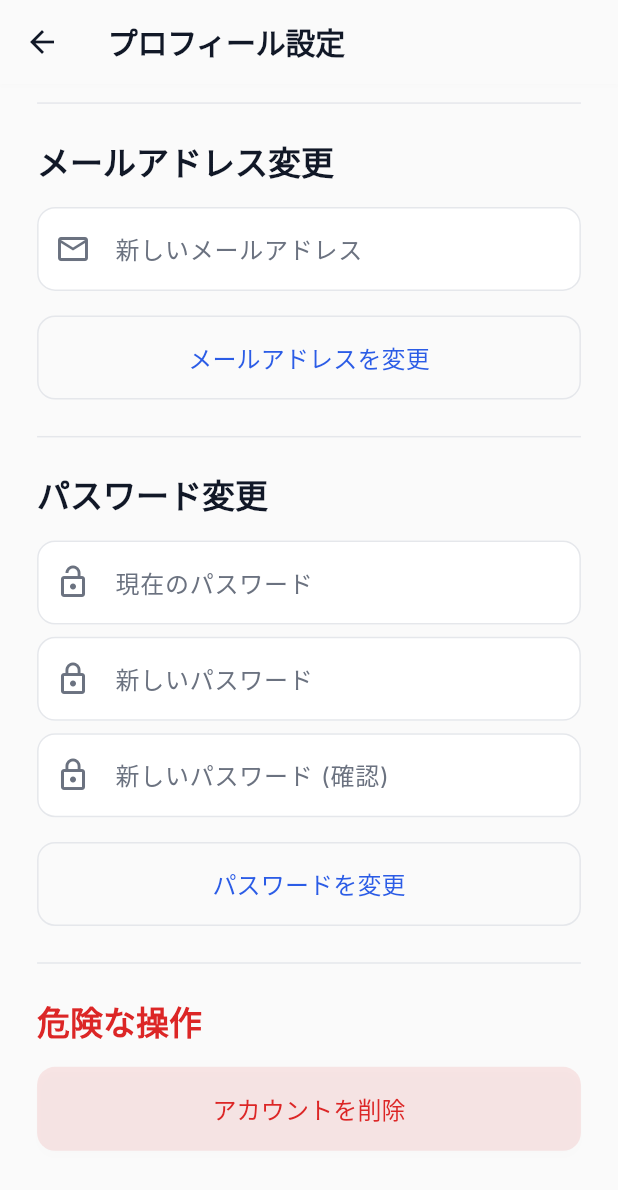
After one commit to taroa36912/circlelinks, a Flutter app: the ProfileSettingsScreen screen opened by its route, scrolled down 358 dp, after a tap on "メールアドレスを変更", on a phone screen of 412 x 824 dp. The commit adds this screen. Shown: the top 1190 px of the screen. Run offline on Flutter 3.47's test engine with Material 3 defaults, Android fonts, the light colour scheme and no system bars; our stand-ins replace cached_network_image, cloud_firestore, cloud_functions, connectivity_plus, firebase_auth, firebase_core and 10 more; missing offline and left inert: flutter_line_sdk, universal_html; accounts and stored records are empty; network calls fail.

Commit message:
finish dm

```diff
--- /dev/null
+++ b/lib/presentation/profile_settings/profile_settings_screen.dart
@@ -0,0 +1,508 @@
+import 'dart:io';
+import 'dart:typed_data';
+import 'package:flutter/material.dart';
+import 'package:flutter/services.dart'; // Uint8List
+import 'package:sizer/sizer.dart';
+import 'package:image_picker/image_picker.dart';
+import 'package:firebase_auth/firebase_auth.dart';
+import 'package:flutter/foundation.dart' show kIsWeb;
+
+import '../../core/app_export.dart';
+import '../../core/models/user_model.dart';
+
+class ProfileSettingsScreen extends ConsumerStatefulWidget {
+  const ProfileSettingsScreen({super.key});
+
+  @override
+  ConsumerState<ProfileSettingsScreen> createState() => _ProfileSettingsScreenState();
+}
+
+class _ProfileSettingsScreenState extends ConsumerState<ProfileSettingsScreen> {
+  final _formKey = GlobalKey<FormState>();
+
+  // Controllers
+  late TextEditingController _userNameController;
+  late TextEditingController _emailController;
+  final TextEditingController _currentPasswordController = TextEditingController();
+  final TextEditingController _newPasswordController = TextEditingController();
+  final TextEditingController _confirmNewPasswordController = TextEditingController();
+
+  UserModel? _userModel;
+  User? _firebaseUser;
+  bool _isLoading = false;
+
+  // Image picking
+  File? _imageFile;
+  Uint8List? _imageBytes;
+
+  @override
+  void initState() {
+    super.initState();
+    _userNameController = TextEditingController();
+    _emailController = TextEditingController();
+    _loadUserData();
+  }
+
+  @override
+  void dispose() {
+    _userNameController.dispose();
+    _emailController.dispose();
+    _currentPasswordController.dispose();
+    _newPasswordController.dispose();
+    _confirmNewPasswordController.dispose();
+    super.dispose();
+  }
+
+  Future<void> _loadUserData() async {
+    setState(() => _isLoading = true);
+
+    final authService = ref.read(firebaseAuthServiceProvider);
+    _firebaseUser = authService.currentUser;
+
+    if (_firebaseUser == null) {
+      Navigator.pop(context);
+      return;
+    }
+
+    final firestoreService = ref.read(firestoreServiceProvider);
+    try {
+      final userDoc = await firestoreService.getUser(_firebaseUser!.uid);
+
+      if (mounted) {
+        setState(() {
+          _userModel = userDoc;
+
+          if (userDoc != null) {
+            // ⬇️ Firestoreにデータがある場合、そのユーザー名を表示
+            _userNameController.text = userDoc.userName;
+            _emailController.text = userDoc.email;
+          } else {
+            // ⬇️ Firestoreにデータがない場合、Auth情報から補完
+            // displayName が null なら メールアドレスの @ 前を使う
+            _userNameController.text = _firebaseUser!.displayName ??
+                                     _firebaseUser!.email?.split('@').first ??
+                                     '';
+            _emailController.text = _firebaseUser!.email ?? '';
+          }
+        });
+      }
+    } catch (e) {
+      if (mounted) {
+        _showErrorSnackBar('データの読み込みに失敗しました: $e');
+      }
+    } finally {
+      if (mounted) setState(() => _isLoading = false);
+    }
+  }
+
+  // --- 画像選択 ---
+  Future<void> _pickImage() async {
+    try {
+      final picker = ImagePicker();
+      final pickedFile = await picker.pickImage(source: ImageSource.gallery, imageQuality: 80);
+
+      if (pickedFile != null) {
+        final bytes = await pickedFile.readAsBytes();
+        setState(() {
+          _imageFile = File(pickedFile.path);
+          _imageBytes = bytes;
+        });
+      }
+    } catch (e) {
+      _showErrorSnackBar('画像の選択に失敗しました');
+    }
+  }
+
+  // --- 再認証ダイアログ ---
+  Future<String?> _showReauthDialog() async {
+    String? password;
+    await showDialog(
+      context: context,
+      builder: (context) {
+        final passCtrl = TextEditingController();
+        return AlertDialog(
+          title: const Text('再認証'),
+          content: Column(
+            mainAxisSize: MainAxisSize.min,
+            children: [
+              const Text('セキュリティのため、現在のパスワードを入力してください。'),
+              SizedBox(height: 2.h),
+              TextField(
+                controller: passCtrl,
+                obscureText: true,
+                decoration: const InputDecoration(
+                  labelText: '現在のパスワード',
+                  prefixIcon: Icon(Icons.lock),
+                ),
+              ),
+            ],
+          ),
+          actions: [
+            TextButton(onPressed: () => Navigator.pop(context), child: const Text('キャンセル')),
+            ElevatedButton(
+              onPressed: () {
+                password = passCtrl.text;
+                Navigator.pop(context);
+              },
+              child: const Text('確認'),
+            ),
+          ],
+        );
+      },
+    );
+    return password;
+  }
+
+  // --- 1. 基本プロフィール更新 (画像・ユーザー名) ---
+  Future<void> _updateBasicProfile() async {
+    if (_firebaseUser == null) return;
+
+    FocusScope.of(context).unfocus();
+    setState(() => _isLoading = true);
+
+    try {
+      final storageService = ref.read(firebaseStorageServiceProvider);
+      final firestoreService = ref.read(firestoreServiceProvider);
+
+      String? newImageUrl = _userModel?.profileImageUrl;
+
+      // 画像アップロード
+      if (kIsWeb && _imageBytes != null) {
+        final path = storageService.generateImagePath(_firebaseUser!.uid, 'profile');
+        newImageUrl = await storageService.uploadImage(bytes: _imageBytes!, path: path);
+      } else if (!kIsWeb && _imageFile != null) {
+        final path = storageService.generateImagePath(_firebaseUser!.uid, 'profile');
+        newImageUrl = await storageService.uploadImage(imageFile: _imageFile!, path: path);
+      }
+
+      // 更新または新規作成するデータ
+      final String newUserName = _userNameController.text.trim();
+      final String email = _emailController.text.trim();
+
+      if (_userModel != null) {
+        // 更新
+        final updatedUser = _userModel!.copyWith(
+          userName: newUserName,
+          profileImageUrl: newImageUrl,
+          updatedAt: DateTime.now(),
+        );
+        await firestoreService.updateUser(updatedUser);
+      } else {
+        // 新規作成 (もし存在しなかった場合)
+        final newUser = UserModel(
+          id: _firebaseUser!.uid,
+          email: email.isNotEmpty ? email : (_firebaseUser!.email ?? ''),
+          userName: newUserName,
+          profileImageUrl: newImageUrl,
+          createdAt: DateTime.now(),
+          updatedAt: DateTime.now(),
+        );
+        await firestoreService.createUser(newUser);
+      }
+
+      // AuthのDisplayName/PhotoURLも更新
+      await _firebaseUser!.updateDisplayName(newUserName);
+      if (newImageUrl != null) {
+        await _firebaseUser!.updatePhotoURL(newImageUrl);
+      }
+
+      _showSuccessSnackBar('プロフィールを更新しました');
+
+      // データを再ロードして画面を更新
+      _loadUserData();
+
+    } catch (e) {
+      _showErrorSnackBar('更新に失敗しました: $e');
+    } finally {
+      if (mounted) setState(() => _isLoading = false);
+    }
+  }
+
+  // --- 2. メールアドレス変更 ---
+  Future<void> _updateEmail() async {
+    if (_firebaseUser == null) return;
+    final newEmail = _emailController.text.trim();
+
+    if (newEmail == _firebaseUser!.email) return; // 変更なし
+    if (newEmail.isEmpty || !newEmail.contains('@')) {
+      _showErrorSnackBar('有効なメールアドレスを入力してください');
+      return;
+    }
+
+    final password = await _showReauthDialog();
+    if (password == null || password.isEmpty) return;
+
+    FocusScope.of(context).unfocus();
+    setState(() => _isLoading = true);
+
+    try {
+      // 再認証
+      final credential = EmailAuthProvider.credential(email: _firebaseUser!.email!, password: password);
+      await _firebaseUser!.reauthenticateWithCredential(credential);
+
+      // メールアドレス更新 (Auth)
+      await _firebaseUser!.verifyBeforeUpdateEmail(newEmail);
+
+      _showSuccessSnackBar('新しいメールアドレスに確認メールを送信しました。リンクをクリックして変更を完了してください。');
+    } catch (e) {
+      _showErrorSnackBar('メールアドレスの変更に失敗しました: $e');
+    } finally {
+      if (mounted) setState(() => _isLoading = false);
+    }
+  }
+
+  // --- 3. パスワード変更 ---
+  Future<void> _updatePassword() async {
+    if (_newPasswordController.text.isEmpty) {
+      _showErrorSnackBar('新しいパスワードを入力してください');
+      return;
+    }
+    if (_newPasswordController.text != _confirmNewPasswordController.text) {
+      _showErrorSnackBar('パスワードが一致しません');
+      return;
+    }
+    if (_newPasswordController.text.length < 6) {
+      _showErrorSnackBar('パスワードは6文字以上で入力してください');
+      return;
+    }
+
+    final currentPassword = _currentPasswordController.text;
+    if (currentPassword.isEmpty) {
+      _showErrorSnackBar('現在のパスワードを入力してください');
+      return;
+    }
+
+    FocusScope.of(context).unfocus();
+    setState(() => _isLoading = true);
+
+    try {
+      // 再認証
+      final credential = EmailAuthProvider.credential(email: _firebaseUser!.email!, password: currentPassword);
+      await _firebaseUser!.reauthenticateWithCredential(credential);
+
+      // パスワード更新
+      await _firebaseUser!.updatePassword(_newPasswordController.text);
+
+      _currentPasswordController.clear();
+      _newPasswordController.clear();
+      _confirmNewPasswordController.clear();
+
+      _showSuccessSnackBar('パスワードを変更しました');
+    } catch (e) {
+      _showErrorSnackBar('パスワードの変更に失敗しました: $e');
+    } finally {
+      if (mounted) setState(() => _isLoading = false);
+    }
+  }
+
+  // --- 4. アカウント削除 ---
+  Future<void> _deleteAccount() async {
+    final password = await _showReauthDialog();
+    if (password == null || password.isEmpty) return;
+
+    setState(() => _isLoading = true);
+
+    try {
+      // 再認証
+      final credential = EmailAuthProvider.credential(email: _firebaseUser!.email!, password: password);
+      await _firebaseUser!.reauthenticateWithCredential(credential);
+
+      // アカウント削除
+      await _firebaseUser!.delete();
+
+      if (mounted) {
+        Navigator.of(context).pushNamedAndRemoveUntil(AppRoutes.login, (route) => false);
+      }
+    } catch (e) {
+      _showErrorSnackBar('アカウントの削除に失敗しました: $e');
+      setState(() => _isLoading = false);
+    }
+  }
+
+  void _showSuccessSnackBar(String message) {
+    ScaffoldMessenger.of(context).showSnackBar(
+      SnackBar(content: Text(message), backgroundColor: Colors.green),
+    );
+  }
+
+  void _showErrorSnackBar(String message) {
+    ScaffoldMessenger.of(context).showSnackBar(
+      SnackBar(content: Text(message), backgroundColor: Theme.of(context).colorScheme.error),
+    );
+  }
+
+  @override
+  Widget build(BuildContext context) {
+    final theme = Theme.of(context);
+
+    return Scaffold(
+      appBar: AppBar(
+        title: const Text('プロフィール設定'),
+        backgroundColor: theme.colorScheme.surface,
+        elevation: 0,
+      ),
+      backgroundColor: theme.colorScheme.surface,
+      body: _isLoading && _userModel == null
+          ? const Center(child: CircularProgressIndicator())
+          : SingleChildScrollView(
+              padding: EdgeInsets.all(6.w),
+              child: Column(
+                crossAxisAlignment: CrossAxisAlignment.start,
+                children: [
+                  if (_isLoading) const LinearProgressIndicator(),
+                  SizedBox(height: 2.h),
+
+                  // --- 1. プロフィール画像 ---
+                  Center(
+                    child: Stack(
+                      children: [
+                        GestureDetector(
+                          onTap: _pickImage,
+                          child: CircleAvatar(
+                            radius: 12.w,
+                            backgroundColor: theme.colorScheme.outline.withOpacity(0.3),
+                            backgroundImage: _imageBytes != null
+                                ? MemoryImage(_imageBytes!)
+                                : (_imageFile != null
+                                    ? FileImage(_imageFile!)
+                                    : (_userModel?.profileImageUrl != null
+                                        ? NetworkImage(_userModel!.profileImageUrl!) as ImageProvider
+                                        : null)),
+                            child: (_imageBytes == null && _imageFile == null && _userModel?.profileImageUrl == null)
+                                ? Icon(Icons.person, size: 12.w, color: Colors.grey)
+                                : null,
+                          ),
+                        ),
+                        Positioned(
+                          bottom: 0,
+                          right: 0,
+                          child: Container(
+                            padding: const EdgeInsets.all(4),
+                            decoration: BoxDecoration(
+                              color: theme.colorScheme.primary,
+                              shape: BoxShape.circle,
+                            ),
+                            child: const Icon(Icons.camera_alt, color: Colors.white, size: 20),
+                          ),
+                        ),
+                      ],
+                    ),
+                  ),
+                  SizedBox(height: 4.h),
+
+                  // --- 2. 基本情報設定 ---
+                  Text('基本情報', style: theme.textTheme.titleLarge?.copyWith(fontWeight: FontWeight.bold)),
+                  SizedBox(height: 2.h),
+                  TextFormField(
+                    controller: _userNameController,
+                    decoration: const InputDecoration(
+                      labelText: 'ユーザー名',
+                      prefixIcon: Icon(Icons.person_outline),
+                    ),
+                  ),
+                  SizedBox(height: 2.h),
+                  SizedBox(
+                    width: double.infinity,
+                    child: ElevatedButton(
+                      onPressed: _isLoading ? null : _updateBasicProfile,
+                      child: const Text('プロフィール情報を更新'),
+                    ),
+                  ),
+
+                  Divider(height: 6.h),
+
+                  // --- 3. メールアドレス設定 ---
+                  Text('メールアドレス変更', style: theme.textTheme.titleLarge?.copyWith(fontWeight: FontWeight.bold)),
+                  SizedBox(height: 2.h),
+                  TextFormField(
+                    controller: _emailController,
+                    keyboardType: TextInputType.emailAddress,
+                    decoration: const InputDecoration(
+                      labelText: '新しいメールアドレス',
+                      prefixIcon: Icon(Icons.email_outlined),
+                    ),
+                  ),
+                  SizedBox(height: 2.h),
+                  SizedBox(
+                    width: double.infinity,
+                    child: OutlinedButton(
+                      onPressed: _isLoading ? null : _updateEmail,
+                      child: const Text('メールアドレスを変更'),
+                    ),
+                  ),
+
+                  Divider(height: 6.h),
+
+                  // --- 4. パスワード変更 ---
+                  Text('パスワード変更', style: theme.textTheme.titleLarge?.copyWith(fontWeight: FontWeight.bold)),
+                  SizedBox(height: 2.h),
+                  TextFormField(
+                    controller: _currentPasswordController,
+                    obscureText: true,
+                    decoration: const InputDecoration(
+                      labelText: '現在のパスワード',
+                      prefixIcon: Icon(Icons.lock_open),
+                    ),
+                  ),
+                  SizedBox(height: 1.h),
+                  TextFormField(
+                    controller: _newPasswordController,
+                    obscureText: true,
+                    decoration: const InputDecoration(
+                      labelText: '新しいパスワード',
+                      prefixIcon: Icon(Icons.lock_outline),
+                    ),
+                  ),
+                  SizedBox(height: 1.h),
+                  TextFormField(
+                    controller: _confirmNewPasswordController,
+                    obscureText: true,
+                    decoration: const InputDecoration(
+                      labelText: '新しいパスワード (確認)',
+                      prefixIcon: Icon(Icons.lock_outline),
+                    ),
+                  ),
+                  SizedBox(height: 2.h),
+                  SizedBox(
+                    width: double.infinity,
+                    child: OutlinedButton(
+                      onPressed: _isLoading ? null : _updatePassword,
+                      child: const Text('パスワードを変更'),
+                    ),
+                  ),
+
+                  Divider(height: 6.h),
+
+                  // --- 5. アカウント削除 ---
+                  Text('危険な操作', style: theme.textTheme.titleLarge?.copyWith(fontWeight: FontWeight.bold, color: theme.colorScheme.error)),
+                  SizedBox(height: 2.h),
+                  SizedBox(
+                    width: double.infinity,
+                    child: ElevatedButton(
+                      style: ElevatedButton.styleFrom(
+                        backgroundColor: theme.colorScheme.errorContainer,
+                        foregroundColor: theme.colorScheme.onErrorContainer,
+                      ),
+                      onPressed: _isLoading ? null : () {
+                        showDialog(
+                          context: context,
+                          builder: (context) => AlertDialog(
+                            title: const Text('アカウント削除'),
+                            content: const Text('本当にアカウントを削除しますか？この操作は取り消せません。'),
+                            actions: [
+                              TextButton(onPressed: () => Navigator.pop(context), child: const Text('キャンセル')),
+                              TextButton(onPressed: () { Navigator.pop(context); _deleteAccount(); }, child: const Text('削除する', style: TextStyle(color: Colors.red))),
+                            ],
+                          ),
+                        );
+                      },
+                      child: const Text('アカウントを削除'),
+                    ),
+                  ),
+                  SizedBox(height: 4.h),
+                ],
+              ),
+            ),
+    );
+  }
+}
--- a/lib/routes/app_routes.dart
+++ b/lib/routes/app_routes.dart
@@ -16,6 +16,7 @@ import '../presentation/circle_admin/my_circles_list_screen.dart';
 import '../presentation/dm_chat/dm_chat_screen.dart';
 import '../presentation/dm_list/dm_list_screen.dart';
 import '../core/models/circle_model.dart';
+import '../presentation/profile_settings/profile_settings_screen.dart';
 
 class AppRoutes {
   static const String initial = '/';
@@ -34,12 +35,11 @@ class AppRoutes {
   static const String dmChat = '/dm-chat';
   static const String dmList = '/dm-list';
 
-  // サークル管理関連
   static const String myCirclesList = '/my-circles-list';
   static const String circleManagement = '/circle-management';
   static const String circleDmList = '/circle-dm-list';
+  static const String profileSettings = '/profile-settings';
 
-  // ⬇️ エラー回避のためのエイリアス（古いコードがこれを参照している場合用）
   static const String circleAdmin = myCirclesList;
 
   static Map<String, WidgetBuilder> routes = {
@@ -80,6 +80,7 @@ class AppRoutes {
       );
     },
 
+    profileSettings: (context) => const ProfileSettingsScreen(),
     eventCreation: (context) => const EventCreation(),
     eventDetails: (context) => const EventDetails(),
     connections: (context) => const Connections(),
```
Also changed, not shown: lib/widgets/app_menu_drawer.dart (+88 -40 lines).
